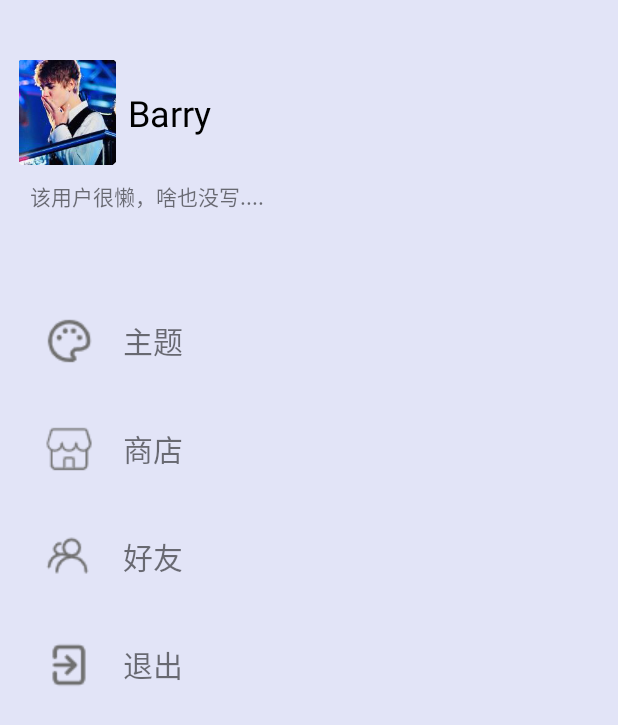
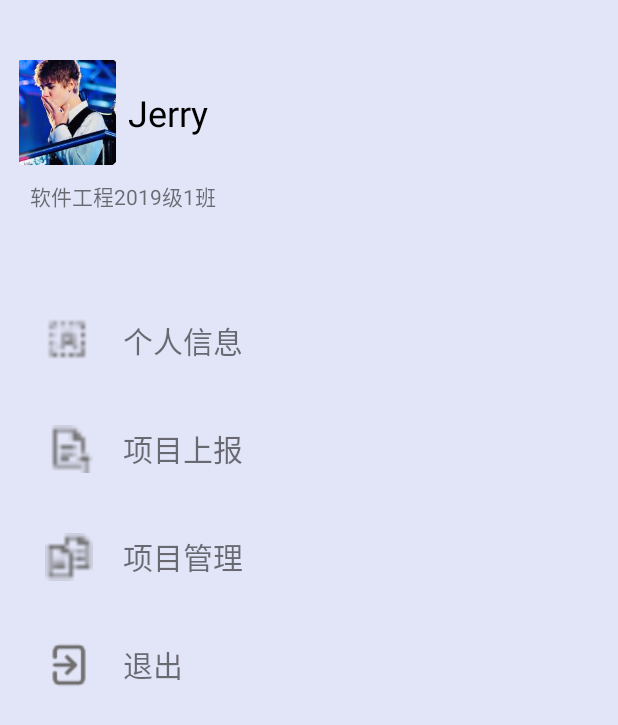
Before and after one commit to JerrrrryW/AcademicMangerment, an Android app: the screen it shows after launch (MainActivity), on a phone screen of 412 x 824 dp. Shown: the top 725 px of the screen. Run offline under Robolectric (Android 15) with nearby library versions, the phone set to English and light mode, and no system bars; our stand-ins replace CircleImageView, Room's generated code.

Commit message:
新建fragment 添加侧边栏按钮监听，但跳转切换仍需调试

```diff
--- a/app/src/main/java/com/example/academicmangerment/MainActivity.java
+++ b/app/src/main/java/com/example/academicmangerment/MainActivity.java
@@ -2,24 +2,38 @@ package com.example.academicmangerment;
 
 import androidx.annotation.NonNull;
 import androidx.appcompat.app.AppCompatActivity;
+import androidx.fragment.app.Fragment;
+import androidx.fragment.app.FragmentManager;
+import androidx.fragment.app.FragmentTransaction;
 import androidx.slidingpanelayout.widget.SlidingPaneLayout;
 import androidx.room.Room;
 
 import android.os.Bundle;
 import android.view.View;
+import android.widget.FrameLayout;
 import android.widget.ImageView;
 import android.widget.LinearLayout;
+import android.widget.Toast;
+
 import com.bumptech.glide.Glide;
 
 import com.example.academicmangerment.custom.CusSlidingPaneLayout;
 
 import com.example.academicmangerment.entity.Student;
+import com.example.academicmangerment.fragment.Stu02;
+import com.example.academicmangerment.fragment.Stu03;
+import com.example.academicmangerment.fragment.Stu04;
 import com.example.academicmangerment.persistence.AppDatabase;
 import com.example.academicmangerment.persistence.StudentDao;
 
-public class MainActivity extends AppCompatActivity {
+public class MainActivity extends AppCompatActivity implements View.OnClickListener{
     private StudentDao studentDao;
     private AppDatabase db;
+    private FrameLayout frameLayout;
+    private Fragment stu02,stu03,stu04;
+    private FragmentManager fragmentManager;
+    private FragmentTransaction transaction;
+    private LinearLayout llbtn1, llbtn2, llbtn3, llbtn4;
 
     private static final String TAG = "MainActivity";
     private CusSlidingPaneLayout mSlidingPaneLayout;
@@ -29,10 +43,21 @@ public class MainActivity extends AppCompatActivity {
         super.onCreate(savedInstanceState);
         setContentView(R.layout.activity_main);
 
+        initView();
+        initSlidingPaneLayout();
+        initFragment();
+    }
+
+    private void initView() {
         ImageView head = findViewById(R.id.img_head);
         Glide.with(getBaseContext()).load(R.mipmap.test).into(head);
         mSlidingPaneLayout = findViewById(R.id.slide_layout);
         ImageView btn = findViewById(R.id.btn_pop);
+        llbtn1=findViewById(R.id.profile_btn);
+        llbtn2=findViewById(R.id.submit_btn);
+        llbtn3=findViewById(R.id.management_btn);
+        llbtn4=findViewById(R.id.logout_btn);
+
 
         mSlidingPaneLayout.forbidSlide(false);
         btn.setOnClickListener(new View.OnClickListener() {
@@ -45,11 +70,26 @@ public class MainActivity extends AppCompatActivity {
                 }
             }
         });
-
-        initSlidingPaneLayout();
     }
 
-    private void initSlidingPaneLayout() {
+    private void initFragment() {
+        //获得FragmentManager对象
+        fragmentManager = getSupportFragmentManager();
+        //开启事务，获得FragmentTransaction对象
+        transaction = fragmentManager.beginTransaction();
+        //创建需要添加的Fragment
+        stu02 = new Stu02();
+        stu03 = new Stu03();
+        stu04 = new Stu04();
+        //向容器内添加或替换碎片，默认情况下为个人信息管理模块
+        transaction.replace(R.id.main_fragments,stu02);
+        //提交事务
+        transaction.commit();
+
+    }
+
+
+    private void initSlidingPaneLayout() {//初始化侧滑面板
         final LinearLayout container = findViewById(R.id.main_container);
         final View leftView = mSlidingPaneLayout.getChildAt(0);
         mSlidingPaneLayout.setPanelSlideListener(new SlidingPaneLayout.PanelSlideListener() {
@@ -97,4 +137,29 @@ public class MainActivity extends AppCompatActivity {
 
         db.close();
     }
+
+    @Override
+    public void onClick(View v) {
+        transaction=fragmentManager.beginTransaction();
+        switch (v.getId()){
+            case R.id.profile_btn:
+                transaction.replace(R.id.main_fragments,stu02);
+                Toast.makeText(this,"Stu02 clicked！",Toast.LENGTH_SHORT).show();
+                break;
+            case R.id.submit_btn:
+                transaction.replace(R.id.main_fragments,stu03);
+                Toast.makeText(this,"Stu03 clicked！",Toast.LENGTH_SHORT).show();
+                break;
+            case R.id.management_btn:
+                transaction.replace(R.id.main_fragments,stu04);
+                Toast.makeText(this,"Stu04 clicked！",Toast.LENGTH_SHORT).show();
+                break;
+            case R.id.logout_btn:
+                //跳回登陆界面
+                Toast.makeText(this,"登出功能尚未开发！",Toast.LENGTH_SHORT).show();
+                break;
+            default:
+                break;
+        }
+    }
 }
--- /dev/null
+++ b/app/src/main/java/com/example/academicmangerment/fragment/Stu02.java
@@ -0,0 +1,66 @@
+package com.example.academicmangerment.fragment;
+
+import android.os.Bundle;
+
+import androidx.fragment.app.Fragment;
+
+import android.view.LayoutInflater;
+import android.view.View;
+import android.view.ViewGroup;
+
+import com.example.academicmangerment.R;
+
+/**
+ * A simple {@link Fragment} subclass.
+ * Use the {@link Stu02#newInstance} factory method to
+ * create an instance of this fragment.
+ */
+public class Stu02 extends Fragment {
+
+    // TODO: Rename parameter arguments, choose names that match
+    // the fragment initialization parameters, e.g. ARG_ITEM_NUMBER
+    private static final String ARG_PARAM1 = "param1";
+    private static final String ARG_PARAM2 = "param2";
+
+    // TODO: Rename and change types of parameters
+    private String mParam1;
+    private String mParam2;
+
+    public Stu02() {
+        // Required empty public constructor
+    }
+
+    /**
+     * Use this factory method to create a new instance of
+     * this fragment using the provided parameters.
+     *
+     * @param param1 Parameter 1.
+     * @param param2 Parameter 2.
+     * @return A new instance of fragment Stu02.
+     */
+    // TODO: Rename and change types and number of parameters
+    public static Stu02 newInstance(String param1, String param2) {
+        Stu02 fragment = new Stu02();
+        Bundle args = new Bundle();
+        args.putString(ARG_PARAM1, param1);
+        args.putString(ARG_PARAM2, param2);
+        fragment.setArguments(args);
+        return fragment;
+    }
+
+    @Override
+    public void onCreate(Bundle savedInstanceState) {
+        super.onCreate(savedInstanceState);
+        if (getArguments() != null) {
+            mParam1 = getArguments().getString(ARG_PARAM1);
+            mParam2 = getArguments().getString(ARG_PARAM2);
+        }
+    }
+
+    @Override
+    public View onCreateView(LayoutInflater inflater, ViewGroup container,
+                             Bundle savedInstanceState) {
+        // Inflate the layout for this fragment
+        return inflater.inflate(R.layout.fragment_stu02, container, false);
+    }
+}
--- /dev/null
+++ b/app/src/main/java/com/example/academicmangerment/fragment/Stu03.java
@@ -0,0 +1,66 @@
+package com.example.academicmangerment.fragment;
+
+import android.os.Bundle;
+
+import androidx.fragment.app.Fragment;
+
+import android.view.LayoutInflater;
+import android.view.View;
+import android.view.ViewGroup;
+
+import com.example.academicmangerment.R;
+
+/**
+ * A simple {@link Fragment} subclass.
+ * Use the {@link Stu03#newInstance} factory method to
+ * create an instance of this fragment.
+ */
+public class Stu03 extends Fragment {
+
+    // TODO: Rename parameter arguments, choose names that match
+    // the fragment initialization parameters, e.g. ARG_ITEM_NUMBER
+    private static final String ARG_PARAM1 = "param1";
+    private static final String ARG_PARAM2 = "param2";
+
+    // TODO: Rename and change types of parameters
+    private String mParam1;
+    private String mParam2;
+
+    public Stu03() {
+        // Required empty public constructor
+    }
+
+    /**
+     * Use this factory method to create a new instance of
+     * this fragment using the provided parameters.
+     *
+     * @param param1 Parameter 1.
+     * @param param2 Parameter 2.
+     * @return A new instance of fragment Stu03.
+     */
+    // TODO: Rename and change types and number of parameters
+    public static Stu03 newInstance(String param1, String param2) {
+        Stu03 fragment = new Stu03();
+        Bundle args = new Bundle();
+        args.putString(ARG_PARAM1, param1);
+        args.putString(ARG_PARAM2, param2);
+        fragment.setArguments(args);
+        return fragment;
+    }
+
+    @Override
+    public void onCreate(Bundle savedInstanceState) {
+        super.onCreate(savedInstanceState);
+        if (getArguments() != null) {
+            mParam1 = getArguments().getString(ARG_PARAM1);
+            mParam2 = getArguments().getString(ARG_PARAM2);
+        }
+    }
+
+    @Override
+    public View onCreateView(LayoutInflater inflater, ViewGroup container,
+                             Bundle savedInstanceState) {
+        // Inflate the layout for this fragment
+        return inflater.inflate(R.layout.fragment_stu03, container, false);
+    }
+}
--- /dev/null
+++ b/app/src/main/java/com/example/academicmangerment/fragment/Stu04.java
@@ -0,0 +1,66 @@
+package com.example.academicmangerment.fragment;
+
+import android.os.Bundle;
+
+import androidx.fragment.app.Fragment;
+
+import android.view.LayoutInflater;
+import android.view.View;
+import android.view.ViewGroup;
+
+import com.example.academicmangerment.R;
+
+/**
+ * A simple {@link Fragment} subclass.
+ * Use the {@link Stu04#newInstance} factory method to
+ * create an instance of this fragment.
+ */
+public class Stu04 extends Fragment {
+
+    // TODO: Rename parameter arguments, choose names that match
+    // the fragment initialization parameters, e.g. ARG_ITEM_NUMBER
+    private static final String ARG_PARAM1 = "param1";
+    private static final String ARG_PARAM2 = "param2";
+
+    // TODO: Rename and change types of parameters
+    private String mParam1;
+    private String mParam2;
+
+    public Stu04() {
+        // Required empty public constructor
+    }
+
+    /**
+     * Use this factory method to create a new instance of
+     * this fragment using the provided parameters.
+     *
+     * @param param1 Parameter 1.
+     * @param param2 Parameter 2.
+     * @return A new instance of fragment Stu04.
+     */
+    // TODO: Rename and change types and number of parameters
+    public static Stu04 newInstance(String param1, String param2) {
+        Stu04 fragment = new Stu04();
+        Bundle args = new Bundle();
+        args.putString(ARG_PARAM1, param1);
+        args.putString(ARG_PARAM2, param2);
+        fragment.setArguments(args);
+        return fragment;
+    }
+
+    @Override
+    public void onCreate(Bundle savedInstanceState) {
+        super.onCreate(savedInstanceState);
+        if (getArguments() != null) {
+            mParam1 = getArguments().getString(ARG_PARAM1);
+            mParam2 = getArguments().getString(ARG_PARAM2);
+        }
+    }
+
+    @Override
+    public View onCreateView(LayoutInflater inflater, ViewGroup container,
+                             Bundle savedInstanceState) {
+        // Inflate the layout for this fragment
+        return inflater.inflate(R.layout.fragment_stu04, container, false);
+    }
+}
--- a/app/src/main/res/layout/activity_main.xml
+++ b/app/src/main/res/layout/activity_main.xml
@@ -7,7 +7,7 @@
     tools:context=".MainActivity"
     android:background="@color/bk_slide">
 
-
+    <!-- 侧边栏在前 -->
     <LinearLayout
         android:layout_width="180dp"
         android:layout_height="match_parent"
@@ -26,12 +26,14 @@
                 android:layout_width="70dp"
                 android:layout_height="70dp"
                 android:elevation="1dp"
+                android:src="@mipmap/test"
                 />
 
             <TextView
                 android:layout_width="wrap_content"
                 android:layout_height="wrap_content"
-                android:text="Barry"
+                android:id="@+id/username"
+                android:text="Jerry"
                 android:layout_marginStart="5dp"
                 android:textSize="24sp"
                 android:layout_gravity="center_vertical"
@@ -39,14 +41,16 @@
         </LinearLayout>
 
         <TextView
+            android:id="@+id/major_and_class"
             android:layout_width="wrap_content"
             android:layout_height="wrap_content"
             android:layout_marginStart="20dp"
             android:layout_marginTop="10dp"
-            android:text="该用户很懒，啥也没写...."/>
+            android:text="软件工程2019级1班"/>
 
 
         <LinearLayout
+            android:id="@+id/profile_btn"
             android:layout_width="match_parent"
             android:layout_height="wrap_content"
             android:layout_marginTop="70dp"
@@ -54,20 +58,21 @@
             android:orientation="horizontal">
 
             <ImageView
-                android:layout_width="wrap_content"
-                android:layout_height="wrap_content"
-                android:src="@mipmap/theme"/>
+                android:layout_width="32dp"
+                android:layout_height="32dp"
+                android:src="@mipmap/profile"/>
 
             <TextView
                 android:layout_width="wrap_content"
                 android:layout_height="wrap_content"
-                android:text="主题"
+                android:text="个人信息"
                 android:textSize="20sp"
                 android:layout_gravity="center_vertical"
                 android:layout_marginStart="20dp"/>
         </LinearLayout>
 
         <LinearLayout
+            android:id="@+id/submit_btn"
             android:layout_width="match_parent"
             android:layout_height="wrap_content"
             android:layout_marginTop="40dp"
@@ -75,20 +80,21 @@
             android:orientation="horizontal">
 
             <ImageView
-                android:layout_width="wrap_content"
-                android:layout_height="wrap_content"
-                android:src="@mipmap/shop"/>
+                android:layout_width="32dp"
+                android:layout_height="32dp"
+                android:src="@mipmap/project_submit"/>
 
             <TextView
                 android:layout_width="wrap_content"
                 android:layout_height="wrap_content"
-                android:text="商店"
+                android:text="项目上报"
                 android:textSize="20sp"
                 android:layout_gravity="center_vertical"
                 android:layout_marginStart="20dp"/>
         </LinearLayout>
 
         <LinearLayout
+            android:id="@+id/management_btn"
             android:layout_width="match_parent"
             android:layout_height="wrap_content"
             android:layout_marginTop="40dp"
@@ -96,20 +102,21 @@
             android:orientation="horizontal">
 
             <ImageView
-                android:layout_width="wrap_content"
-                android:layout_height="wrap_content"
-                android:src="@mipmap/friends"/>
+                android:layout_width="32dp"
+                android:layout_height="32dp"
+                android:src="@mipmap/project_management"/>
 
             <TextView
                 android:layout_width="wrap_content"
                 android:layout_height="wrap_content"
-                android:text="好友"
+                android:text="项目管理"
                 android:textSize="20sp"
                 android:layout_gravity="center_vertical"
                 android:layout_marginStart="20dp"/>
         </LinearLayout>
 
         <LinearLayout
+            android:id="@+id/logout_btn"
             android:layout_width="match_parent"
             android:layout_height="wrap_content"
             android:layout_marginTop="40dp"
@@ -133,6 +140,7 @@
 
     </LinearLayout>
 
+    <!-- 主界面在后 -->
     <LinearLayout
         android:id="@+id/main_container"
         android:layout_width="match_parent"
@@ -150,11 +158,11 @@
                 android:id="@+id/btn_pop"
                 android:layout_width="wrap_content"
                 android:layout_height="wrap_content"
-                android:layout_marginTop="20dp"
                 android:layout_marginBottom="20dp"
                 android:layout_marginStart="15dp"
+                android:layout_marginTop="20dp"
                 android:src="@mipmap/menu"
-                android:text="弹出"/>
+                android:text="弹出" />
 
             <TextView
                 android:layout_width="wrap_content"
@@ -165,11 +173,13 @@
                 android:textSize="20sp" />
         </RelativeLayout>
 
+        <!-- layout + fragment -->
+        <FrameLayout
+            android:layout_width="match_parent"
+            android:layout_height="match_parent"
+            android:id="@+id/main_fragments" />
 
     </LinearLayout>
 
 
-
-
-
 </com.example.academicmangerment.custom.CusSlidingPaneLayout>
--- a/app/src/main/res/values/strings.xml
+++ b/app/src/main/res/values/strings.xml
@@ -1,3 +1,5 @@
 <resources>
     <string name="app_name">AcademicMangerment</string>
+    <!-- TODO: Remove or change this placeholder text -->
+    <string name="hello_blank_fragment">Hello blank fragment</string>
 </resources>
```
Also changed, not shown: app/src/main/res/layout/fragment_stu02.xml (added, +19 -0 lines), app/src/main/res/layout/fragment_stu03.xml (added, +20 -0 lines), app/src/main/res/layout/fragment_stu04.xml (added, +20 -0 lines), app/src/main/res/mipmap-xxxhdpi/profile.png (added), app/src/main/res/mipmap-xxxhdpi/project_management.png (added), app/src/main/res/mipmap-xxxhdpi/project_submit.png (added).
